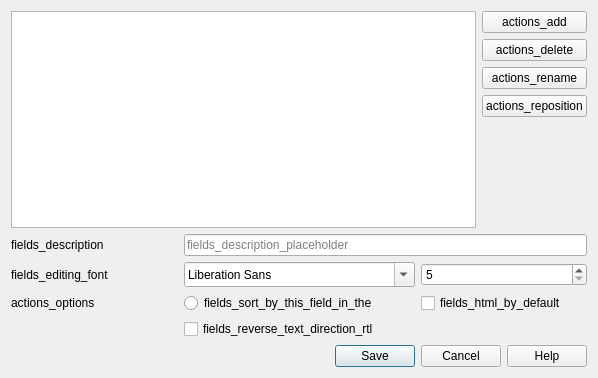
Old version of the form qt/aqt/forms/fields.ui in the repository ankitects/anki.
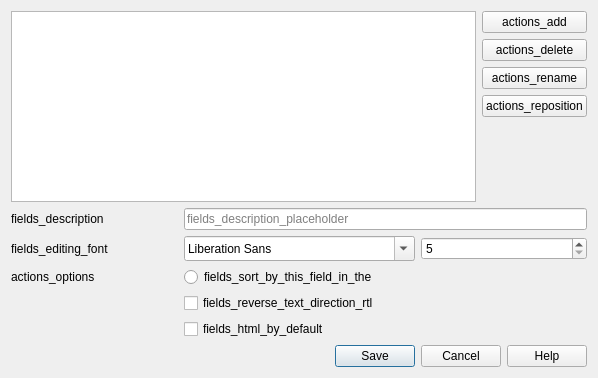
New version of the form.

Commit message:
Move HTML item below the existing checkbox, instead of to the right
Showing it on the right is more space efficient, but feels a bit
cluttered IMHO.

Diff of the .ui file:
```diff
--- a/qt/aqt/forms/fields.ui
+++ b/qt/aqt/forms/fields.ui
@@ -152,7 +152,7 @@
        </property>
       </widget>
      </item>
-     <item row="2" column="2">
+     <item row="4" column="1">
       <widget class="QCheckBox" name="plainTextByDefault">
        <property name="enabled">
         <bool>true</bool>
```
Left out of the diff: 62 changed lines with no effect on the pictures.
